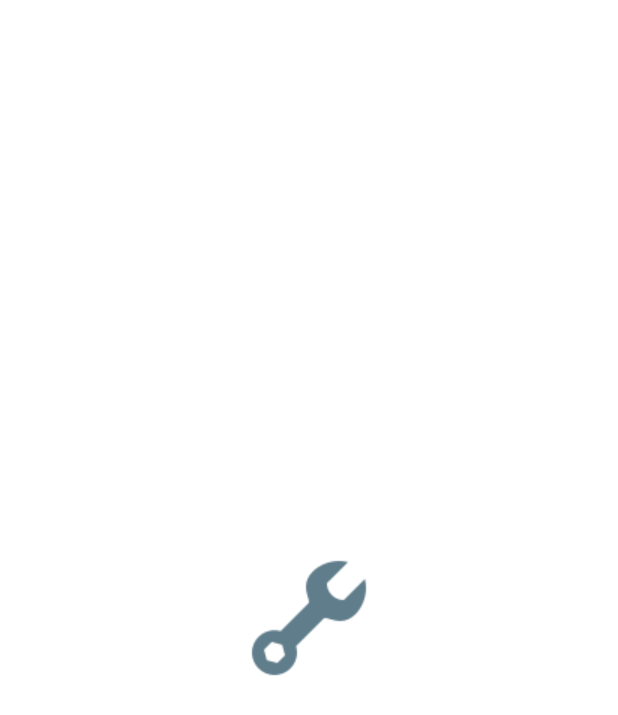
After one commit to Maxrod98/CartoApp, an Android app: the layout dialog_invoice_options.xml on its own in the app's theme, with its tools: preview values and no code run, on a phone screen of 412 x 824 dp. The commit adds this screen. Shown: the top 715 px of the screen. Run offline under Robolectric (Android 15) with nearby library versions, the phone set to English and light mode, and no system bars.

Commit message:
Started InvoiceOptionsDialog

```diff
--- a/CartoApp/app/src/main/java/com/example/cartoapp/ui/Invoice/InvoiceDetailOptionsDialog.java
+++ b/CartoApp/app/src/main/java/com/example/cartoapp/ui/InvoiceDetail/InvoiceDetailOptionsDialog.java
@@ -1,4 +1,4 @@
-package com.example.cartoapp.ui.Invoice;
+package com.example.cartoapp.ui.InvoiceDetail;
 
 import android.app.Dialog;
 import android.content.Context;
--- /dev/null
+++ b/CartoApp/app/src/main/res/layout/dialog_invoice_options.xml
@@ -0,0 +1,18 @@
+<?xml version="1.0" encoding="utf-8"?>
+<androidx.constraintlayout.widget.ConstraintLayout
+    xmlns:android="http://schemas.android.com/apk/res/android"
+    xmlns:app="http://schemas.android.com/apk/res-auto"
+    xmlns:tools="http://schemas.android.com/tools"
+    android:layout_width="match_parent"
+    android:layout_height="match_parent">
+
+    <ImageView
+        android:id="@+id/imageView2"
+        android:layout_width="wrap_content"
+        android:layout_height="wrap_content"
+        app:layout_constraintBottom_toBottomOf="parent"
+        app:layout_constraintEnd_toEndOf="parent"
+        app:layout_constraintStart_toStartOf="parent"
+        app:layout_constraintTop_toTopOf="parent"
+        app:srcCompat="@drawable/wrench" />
+</androidx.constraintlayout.widget.ConstraintLayout>
```
Also changed, not shown: CartoApp/app/src/main/java/com/example/cartoapp/ui/Invoice/InvoiceAdapter.java (+14 -4 lines), CartoApp/app/src/main/java/com/example/cartoapp/ui/Invoice/InvoiceFragment.java (+8 -1 lines), CartoApp/app/src/main/java/com/example/cartoapp/ui/Invoice/InvoiceOptionsDialog.java (added, +54 -0 lines), CartoApp/app/src/main/java/com/example/cartoapp/ui/InvoiceDetail/InvoiceDetailFragment.java (+0 -7 lines), CartoApp/app/src/main/java/com/example/cartoapp/utils/Selector.java (+8 -12 lines).
